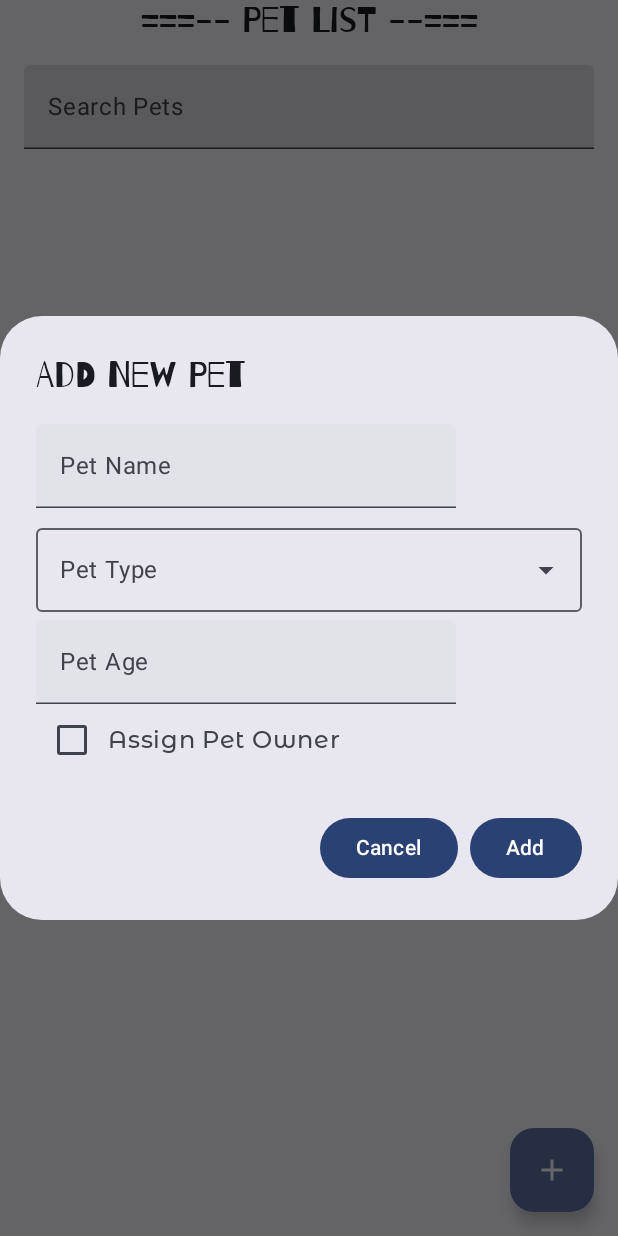
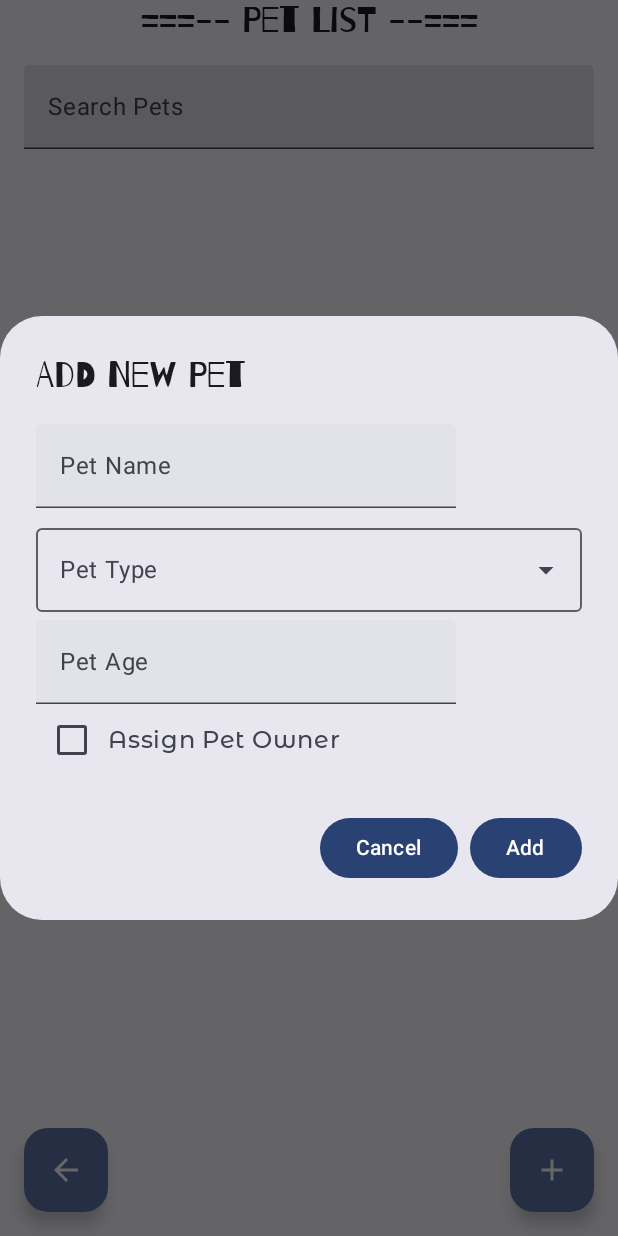
Before and after one commit to MoonSlay/RealmDiscussion, an Android app built with Jetpack Compose: the PetScreen screen opened through its navigation route, after a tap on "Add Pet", on a phone screen of 412 x 824 dp. Run offline under Robolectric (Android 15) with nearby library versions, the phone set to English and light mode, and no system bars; libraries missing offline, so code that uses them is left out: io.realm.kotlin; 7 statements that could not run were skipped.

Commit message:
Added progress

```diff
--- a/app/src/main/java/ph/edu/auf/realmdiscussion/navigation/AppNavigation.kt
+++ b/app/src/main/java/ph/edu/auf/realmdiscussion/navigation/AppNavigation.kt
@@ -13,7 +13,11 @@ import ph.edu.auf.realmdiscussion.screens.PetScreen
 fun AppNavigation(navController: NavHostController){
     NavHost(navController, startDestination = AppNavRoutes.Home.route){
         composable(AppNavRoutes.Home.route){ HomeScreen(navController)}
-        composable(AppNavRoutes.PetList.route){ PetScreen()}
-        composable(AppNavRoutes.OwnerList.route){ OwnerScreen()}
+        composable(AppNavRoutes.PetList.route) {
+            PetScreen(onBack = { navController.popBackStack() })
+        }
+        composable(AppNavRoutes.OwnerList.route) {
+            OwnerScreen(onBack = { navController.popBackStack() })
+        }
     }
 }
--- a/app/src/main/java/ph/edu/auf/realmdiscussion/screens/PetScreen.kt
+++ b/app/src/main/java/ph/edu/auf/realmdiscussion/screens/PetScreen.kt
@@ -40,6 +40,8 @@ import androidx.compose.foundation.layout.Row
 import androidx.compose.foundation.layout.Spacer
 import androidx.compose.foundation.layout.height
 import androidx.compose.foundation.text.KeyboardOptions
+import androidx.compose.material.icons.automirrored.filled.ArrowBack
+import androidx.compose.material.icons.filled.ArrowBack
 import androidx.compose.material3.Checkbox
 import androidx.compose.material3.DropdownMenuItem
 import androidx.compose.material3.ExperimentalMaterial3Api
@@ -70,7 +72,7 @@ val petTypes = listOf(
 fun PetScreen(
     petViewModel: PetViewModel = viewModel(),
     ownerViewModel: OwnerViewModel = viewModel()
-) {
+    , onBack: () -> Unit){
     val pets by petViewModel.pets.collectAsState()
     val owners by ownerViewModel.owners.collectAsState()
     val snackbarHostState = remember { SnackbarHostState() }
@@ -175,6 +177,14 @@ fun PetScreen(
                 .padding(16.dp)
         ) {
             Icon(imageVector = Icons.Default.Add, contentDescription = "Add Pet")
+        }
+        FloatingActionButton(
+            onClick = onBack,
+            modifier = Modifier
+                .align(Alignment.BottomStart)
+                .padding(16.dp)
+        ) {
+            Icon(imageVector = Icons.AutoMirrored.Filled.ArrowBack, contentDescription = "Back")
         }
     }
 }
--- a/app/src/main/java/ph/edu/auf/realmdiscussion/viewmodels/OwnerViewModel.kt
+++ b/app/src/main/java/ph/edu/auf/realmdiscussion/viewmodels/OwnerViewModel.kt
@@ -39,6 +39,7 @@ class OwnerViewModel : ViewModel() {
     fun addOwner(owner: OwnerModel) {
         viewModelScope.launch(Dispatchers.IO) {
             val realm = RealmHelper.getRealmInstance()
+
             // Check if the owner already exists
             val existingOwner = realm.query<OwnerModel>("name == $0", owner.name).first().find()
             if (existingOwner != null) {
```
Also changed, not shown: app/src/main/java/ph/edu/auf/realmdiscussion/screens/OwnerScreen.kt (+51 -6 lines).
